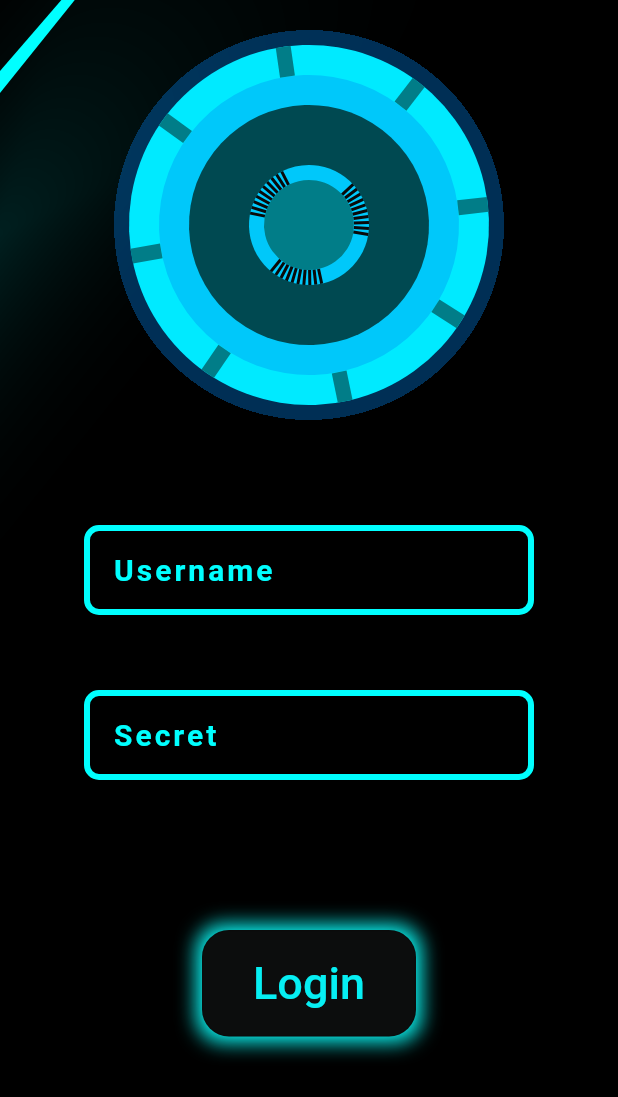
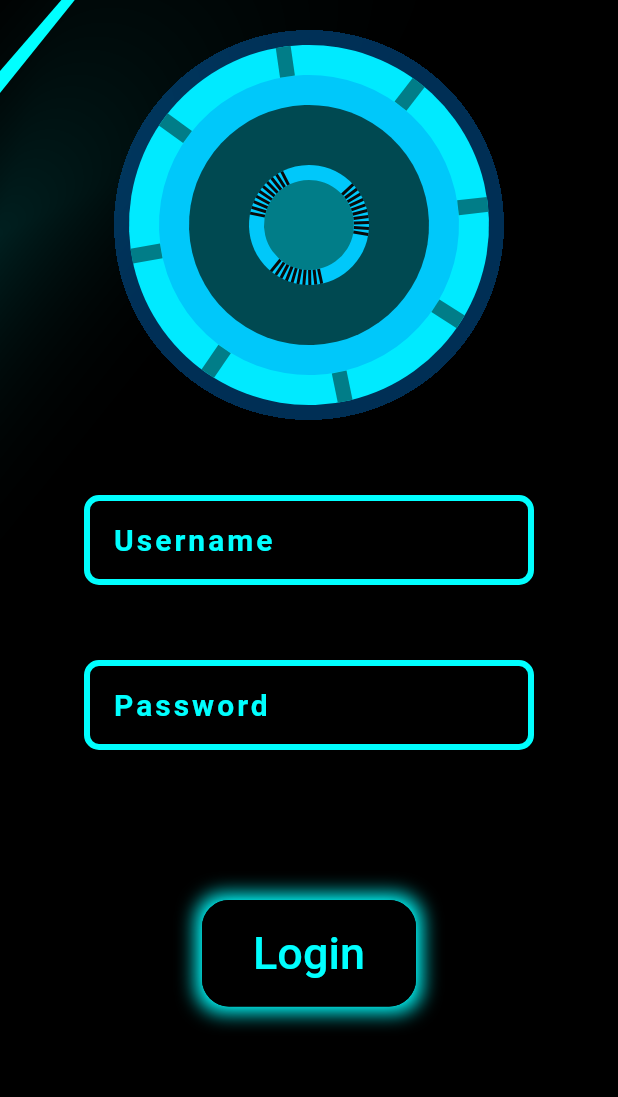
Before and after one commit to itsmaheshkariya/jarvis_flutter_login_screen, a Flutter app: the screen it shows after launch, after a tap on "Login", on a phone screen of 412 x 824 dp. Shown: the top 1097 px of the screen. Run offline on Flutter 3.47's test engine with Material 2 defaults, Android fonts, the phone set to English and light mode, and no system bars.

Commit message:
Code refactor

```diff
--- /dev/null
+++ b/lib/constants.dart
@@ -0,0 +1,33 @@
+import 'package:flutter/material.dart';
+
+Color aqua = const Color.fromARGB(255, 0, 255, 255);
+var paint1 = Paint()
+  ..color = const Color.fromARGB(255, 0, 200, 250)
+  ..style = PaintingStyle.fill;
+
+var paint2 = Paint()
+  ..color = const Color.fromARGB(255, 0, 234, 255)
+  ..style = PaintingStyle.fill;
+
+var paint3 = Paint()
+  ..color = const Color.fromARGB(255, 0, 73, 81)
+  ..style = PaintingStyle.fill;
+
+var paint4 = Paint()
+  ..color = const Color.fromARGB(255, 1, 125, 136)
+  ..style = PaintingStyle.fill
+  ..strokeWidth = 10;
+
+var paint5 = Paint()
+  ..color = const Color.fromARGB(255, 1, 125, 136)
+  ..style = PaintingStyle.fill;
+
+var paint6 = Paint()
+  ..color = const Color.fromARGB(255, 10, 10, 10)
+  ..style = PaintingStyle.fill
+  ..strokeWidth = 2;
+
+var paint7 = Paint()
+  ..color = aqua
+  ..style = PaintingStyle.fill
+  ..strokeWidth = 2;
--- a/lib/easy_arc_reactor.dart
+++ /dev/null
@@ -1,244 +0,0 @@
-import 'package:flutter/material.dart';
-import 'dart:async';
-
-class MyApp extends StatefulWidget {
-  const MyApp({Key? key}) : super(key: key);
-
-  @override
-  State<MyApp> createState() => _MyAppState();
-}
-
-class _MyAppState extends State<MyApp> {
-  double rotatingPosition = 0;
-  @override
-  void initState() {
-    super.initState();
-    Timer.periodic(const Duration(milliseconds: 50), (timer) {
-      setState(() {
-        rotatingPosition = rotatingPosition + 0.008;
-      });
-    });
-  }
-
-  @override
-  Widget build(BuildContext context) {
-    // var size = MediaQuery.of(context).size;
-    return Scaffold(
-      backgroundColor: Colors.black,
-      body: Column(
-        children: [
-          Center(
-            child: SizedBox(
-              height: 300,
-              width: 300,
-              child: Container(
-                alignment: Alignment.center,
-                child: CustomPaint(
-                  painter: MyCanvas(rotatingPosition: rotatingPosition),
-                ),
-              ),
-            ),
-          ),
-          const SizedBox(
-            height: 50,
-          ),
-          Container(
-            width: 300,
-            height: 60,
-            decoration: BoxDecoration(
-              border: Border.all(
-                  color: const Color.fromARGB(255, 0, 255, 255), width: 4),
-              borderRadius: BorderRadius.circular(10),
-            ),
-            child: const TextField(
-              style: TextStyle(
-                  letterSpacing: 2,
-                  color: Color.fromARGB(255, 0, 255, 255),
-                  fontWeight: FontWeight.bold,
-                  fontSize: 20),
-              decoration: InputDecoration(
-                fillColor: Color.fromARGB(255, 0, 255, 255),
-                border: InputBorder.none,
-                hintText: 'Username',
-                hintStyle: TextStyle(
-                  color: Color.fromARGB(255, 0, 255, 255),
-                ),
-                contentPadding: EdgeInsets.all(15),
-              ),
-            ),
-          ),
-          const SizedBox(
-            height: 50,
-          ),
-          Container(
-            width: 300,
-            height: 60,
-            decoration: BoxDecoration(
-              border: Border.all(
-                  color: const Color.fromARGB(255, 0, 255, 255), width: 4),
-              borderRadius: BorderRadius.circular(10),
-            ),
-            child: const TextField(
-              obscureText: true,
-              style: TextStyle(
-                  letterSpacing: 2,
-                  color: Color.fromARGB(255, 0, 255, 255),
-                  fontWeight: FontWeight.bold,
-                  fontSize: 20),
-              decoration: InputDecoration(
-                fillColor: Color.fromARGB(255, 0, 255, 255),
-                border: InputBorder.none,
-                hintText: 'Secret',
-                hintStyle: TextStyle(
-                  color: Color.fromARGB(255, 0, 255, 255),
-                ),
-                contentPadding: EdgeInsets.all(15),
-              ),
-            ),
-          ),
-          const SizedBox(
-            height: 100,
-          ),
-          Container(
-            decoration: const BoxDecoration(
-                borderRadius: BorderRadius.all(
-                  Radius.circular(18.0),
-                ),
-                color: Color.fromARGB(255, 12, 13, 13),
-                boxShadow: [
-                  BoxShadow(
-                    color: Color.fromARGB(255, 9, 237, 233),
-                    spreadRadius: 4,
-                    blurRadius: 10,
-                  ),
-                  BoxShadow(
-                    color: Color.fromARGB(255, 6, 230, 242),
-                    spreadRadius: -4,
-                    blurRadius: 5,
-                  )
-                ]),
-            child: OutlinedButton(
-              onPressed: () {},
-              style: ButtonStyle(
-                backgroundColor: MaterialStateProperty.all(
-                    const Color.fromARGB(0, 0, 255, 234)),
-                shape: MaterialStateProperty.all<RoundedRectangleBorder>(
-                  RoundedRectangleBorder(
-                    borderRadius: BorderRadius.circular(18.0),
-                  ),
-                ),
-              ),
-              child: const Padding(
-                padding: EdgeInsets.all(18.0),
-                child: Text(
-                  "Login",
-                  style: TextStyle(
-                      color: Color.fromARGB(255, 6, 239, 243), fontSize: 30),
-                ),
-              ),
-            ),
-          ),
-        ],
-      ),
-    );
-  }
-}
-
-class MyCanvas extends CustomPainter {
-  double rotatingPosition;
-  MyCanvas({required this.rotatingPosition});
-  @override
-  void paint(Canvas canvas, Size size) {
-    var paint9 = Paint()
-      ..color = const Color.fromARGB(255, 0, 255, 255)
-      ..style = PaintingStyle.fill
-      ..strokeWidth = 2;
-
-    Path path3 = Path();
-    canvas.rotate(9.3);
-    path3.moveTo(0, 300);
-    path3.lineTo(300, 10);
-    path3.lineTo(300, 30);
-    canvas.drawShadow(path3, const Color.fromARGB(255, 0, 255, 255), 50, true);
-    canvas.drawPath(path3, paint9);
-
-    var paint1 = Paint()
-      ..color = const Color.fromARGB(255, 0, 200, 250)
-      ..style = PaintingStyle.fill;
-
-    var paint2 = Paint()
-      ..color = const Color.fromARGB(255, 0, 234, 255)
-      ..style = PaintingStyle.fill;
-
-    var paint3 = Paint()
-      ..color = const Color.fromARGB(255, 0, 73, 81)
-      ..style = PaintingStyle.fill;
-
-    var paint4 = Paint()
-      ..color = const Color.fromARGB(255, 1, 125, 136)
-      ..style = PaintingStyle.fill
-      ..strokeWidth = 10;
-
-    var paint5 = Paint()
-      ..color = const Color.fromARGB(255, 1, 125, 136)
-      ..style = PaintingStyle.fill;
-
-    var paint6 = Paint()
-      ..color = const Color.fromARGB(255, 10, 10, 10)
-      ..style = PaintingStyle.fill
-      ..strokeWidth = 2;
-
-    canvas.rotate(rotatingPosition);
-    canvas.drawShadow(
-        Path()
-          ..addOval(Rect.fromCircle(center: const Offset(0, 0), radius: 130)),
-        const Color.fromARGB(255, 0, 140, 255),
-        0,
-        true);
-    canvas.drawCircle(Offset.zero, 120.0, paint2);
-    canvas.drawCircle(Offset.zero, 100.0, paint1);
-    canvas.drawCircle(Offset.zero, 80.0, paint3);
-    canvas.drawCircle(Offset.zero, 40.0, paint1);
-    canvas.drawCircle(Offset.zero, 30.0, paint5);
-
-    for (int i = 0; i < 8; i++) {
-      canvas.rotate(0.8);
-      canvas.drawLine(const Offset(0, 100), const Offset(0, 120), paint4);
-    }
-
-    canvas.rotate(-rotatingPosition * 2);
-
-    for (var i = 0; i < 10; i++) {
-      canvas.rotate(0.1);
-      canvas.drawLine(const Offset(0, 30), const Offset(0, 40), paint6);
-    }
-    canvas.rotate(1.2);
-
-    for (int i = 0; i < 10; i++) {
-      canvas.rotate(0.1);
-      canvas.drawLine(const Offset(0, 30), const Offset(0, 40), paint6);
-    }
-
-    canvas.rotate(1.1);
-    for (int i = 0; i < 10; i++) {
-      canvas.rotate(0.1);
-      canvas.drawLine(const Offset(0, 30), const Offset(0, 40), paint6);
-    }
-    Path path1 = Path();
-    canvas.rotate(9.3);
-    path1.moveTo(10, 10);
-    path1.quadraticBezierTo(10, 0, 10, 20);
-    path1.lineTo(10, 20);
-    path1.lineTo(10, 30);
-    canvas.drawShadow(path1, const Color.fromARGB(255, 0, 255, 255), 100, true);
-    canvas.drawShadow(path1, const Color.fromARGB(255, 0, 255, 255), 200, true);
-    canvas.drawShadow(path1, const Color.fromARGB(255, 0, 255, 255), 300, true);
-
-    canvas.drawPath(path1, paint6);
-  }
-
-  @override
-  bool shouldRepaint(covariant CustomPainter oldDelegate) {
-    return true;
-  }
-}
--- /dev/null
+++ b/lib/jarvis_ui.dart
@@ -0,0 +1,69 @@
+import 'package:flutter/material.dart';
+import 'package:flutter_canvas/widgets/arc_reactor.dart';
+import 'package:flutter_canvas/widgets/input_field.dart';
+import 'package:flutter_canvas/widgets/login_button.dart';
+import 'dart:async';
+import 'constants.dart';
+
+class MyApp extends StatefulWidget {
+  const MyApp({Key? key}) : super(key: key);
+
+  @override
+  State<MyApp> createState() => _MyAppState();
+}
+
+class _MyAppState extends State<MyApp> {
+  double rotatingPosition = 0;
+  @override
+  void initState() {
+    super.initState();
+    Timer.periodic(const Duration(milliseconds: 50), (timer) {
+      setState(() {
+        rotatingPosition = rotatingPosition + 0.008;
+      });
+    });
+  }
+
+  @override
+  Widget build(BuildContext context) {
+    // var size = MediaQuery.of(context).size;
+    return Scaffold(
+      backgroundColor: Colors.black,
+      body: Column(
+        children: [
+          const SizedBox(
+            height: 150,
+          ),
+          Center(
+            child: CustomPaint(
+              painter: ArcReactor(rotatingPosition: rotatingPosition),
+            ),
+          ),
+          const SizedBox(
+            height: 180,
+          ),
+          JarvisInput(
+            name: "Username",
+            color: aqua,
+            isPassword: false,
+          ),
+          const SizedBox(
+            height: 50,
+          ),
+          JarvisInput(
+            name: "Password",
+            color: aqua,
+            isPassword: true,
+          ),
+          const SizedBox(
+            height: 100,
+          ),
+          JarvisLoginButton(
+            name: "Login",
+            color: aqua,
+          ),
+        ],
+      ),
+    );
+  }
+}
--- a/lib/main.dart
+++ b/lib/main.dart
@@ -1,5 +1,5 @@
 import 'package:flutter/material.dart';
-import 'easy_arc_reactor.dart';
+import 'jarvis_ui.dart';
 
 void main() {
   runApp(const MaterialApp(
--- /dev/null
+++ b/lib/widgets/arc_reactor.dart
@@ -0,0 +1,70 @@
+import 'package:flutter/material.dart';
+import 'package:flutter_canvas/constants.dart';
+
+class ArcReactor extends CustomPainter {
+  double rotatingPosition;
+  ArcReactor({required this.rotatingPosition});
+  @override
+  void paint(Canvas canvas, Size size) {
+    Path path1 = Path();
+    canvas.rotate(9.3);
+    path1.moveTo(0, 300);
+    path1.lineTo(300, 10);
+    path1.lineTo(300, 30);
+    canvas.drawShadow(path1, aqua, 50, true);
+    canvas.drawPath(path1, paint7);
+
+    canvas.rotate(rotatingPosition);
+    canvas.drawShadow(
+        Path()
+          ..addOval(Rect.fromCircle(center: const Offset(0, 0), radius: 130)),
+        const Color.fromARGB(255, 0, 140, 255),
+        0,
+        true);
+    canvas.drawCircle(Offset.zero, 120.0, paint2);
+    canvas.drawCircle(Offset.zero, 100.0, paint1);
+    canvas.drawCircle(Offset.zero, 80.0, paint3);
+    canvas.drawCircle(Offset.zero, 40.0, paint1);
+    canvas.drawCircle(Offset.zero, 30.0, paint5);
+
+    for (int i = 0; i < 8; i++) {
+      canvas.rotate(0.8);
+      canvas.drawLine(const Offset(0, 100), const Offset(0, 120), paint4);
+    }
+
+    canvas.rotate(-rotatingPosition * 2);
+
+    for (var i = 0; i < 10; i++) {
+      canvas.rotate(0.1);
+      canvas.drawLine(const Offset(0, 30), const Offset(0, 40), paint6);
+    }
+    canvas.rotate(1.2);
+
+    for (int i = 0; i < 10; i++) {
+      canvas.rotate(0.1);
+      canvas.drawLine(const Offset(0, 30), const Offset(0, 40), paint6);
+    }
+
+    canvas.rotate(1.1);
+    for (int i = 0; i < 10; i++) {
+      canvas.rotate(0.1);
+      canvas.drawLine(const Offset(0, 30), const Offset(0, 40), paint6);
+    }
+    // For background electric effect
+    Path path2 = Path();
+    canvas.rotate(9.3);
+    path2.moveTo(10, 10);
+    path2.quadraticBezierTo(10, 0, 10, 20);
+    path2.lineTo(10, 20);
+    path2.lineTo(10, 30);
+    canvas.drawShadow(path2, aqua, 100, true);
+    canvas.drawShadow(path2, aqua, 200, true);
+    canvas.drawShadow(path2, aqua, 300, true);
+    canvas.drawPath(path2, paint6);
+  }
+
+  @override
+  bool shouldRepaint(covariant CustomPainter oldDelegate) {
+    return true;
+  }
+}
--- /dev/null
+++ b/lib/widgets/input_field.dart
@@ -0,0 +1,42 @@
+import 'package:flutter/material.dart';
+
+class JarvisInput extends StatelessWidget {
+  String name;
+  Color color;
+  bool isPassword;
+  JarvisInput(
+      {Key? key,
+      required this.name,
+      required this.color,
+      required this.isPassword})
+      : super(key: key);
+
+  @override
+  Widget build(BuildContext context) {
+    return Container(
+      width: 300,
+      height: 60,
+      decoration: BoxDecoration(
+        border: Border.all(color: color, width: 4),
+        borderRadius: BorderRadius.circular(10),
+      ),
+      child: TextField(
+        obscureText: isPassword,
+        style: TextStyle(
+            letterSpacing: 2,
+            color: color,
+            fontWeight: FontWeight.bold,
+            fontSize: 20),
+        decoration: InputDecoration(
+          fillColor: color,
+          border: InputBorder.none,
+          hintText: name,
+          hintStyle: TextStyle(
+            color: color,
+          ),
+          contentPadding: const EdgeInsets.all(15),
+        ),
+      ),
+    );
+  }
+}
--- /dev/null
+++ b/lib/widgets/login_button.dart
@@ -0,0 +1,52 @@
+import 'package:flutter/material.dart';
+
+class JarvisLoginButton extends StatelessWidget {
+  final String name;
+  final Color color;
+  const JarvisLoginButton({
+    Key? key,
+    required this.name,
+    required this.color,
+  }) : super(key: key);
+
+  @override
+  Widget build(BuildContext context) {
+    return Container(
+      decoration: BoxDecoration(
+          borderRadius: const BorderRadius.all(
+            Radius.circular(18.0),
+          ),
+          color: Colors.black,
+          boxShadow: [
+            BoxShadow(
+              color: color,
+              spreadRadius: 4,
+              blurRadius: 10,
+            ),
+            BoxShadow(
+              color: color,
+              spreadRadius: -4,
+              blurRadius: 5,
+            )
+          ]),
+      child: OutlinedButton(
+        onPressed: () {},
+        style: ButtonStyle(
+          backgroundColor: MaterialStateProperty.all(Colors.black),
+          shape: MaterialStateProperty.all<RoundedRectangleBorder>(
+            RoundedRectangleBorder(
+              borderRadius: BorderRadius.circular(18.0),
+            ),
+          ),
+        ),
+        child: Padding(
+          padding: const EdgeInsets.all(18.0),
+          child: Text(
+            "Login",
+            style: TextStyle(color: color, fontSize: 30),
+          ),
+        ),
+      ),
+    );
+  }
+}
```
Also changed, not shown: lib/new_arc_reactor.dart (renamed from lib/arc_reactor.dart).
